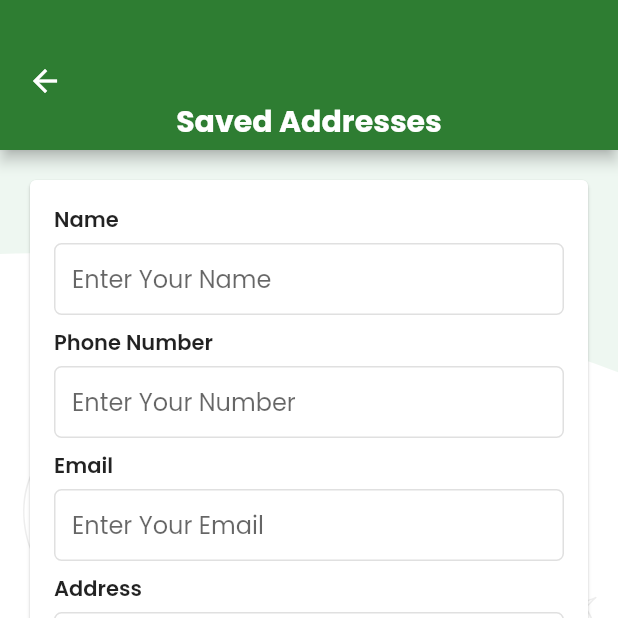
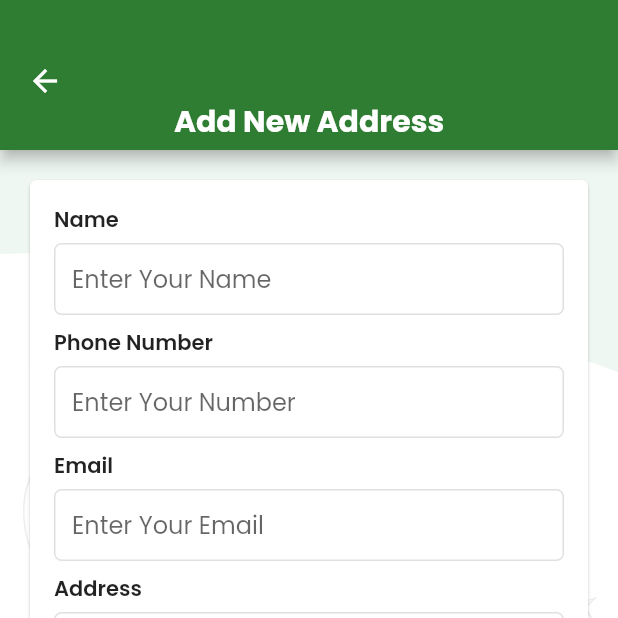
Before and after one commit to saurabhmdh/ekirana_user_flutter, a Flutter app: the AddAddressScreen screen opened directly, on a phone screen of 412 x 824 dp, the top half of it. Run offline on Flutter 3.47's test engine with Material 2 defaults, Android fonts, the phone set to English and light mode, and no system bars; our stand-ins replace flutter_svg_provider; network calls fail.

Commit message:
few changes in ui

```diff
--- a/lib/screens/AddAddressScreen.dart
+++ b/lib/screens/AddAddressScreen.dart
@@ -40,7 +40,7 @@ class _AddAddressScreenState extends State<AddAddressScreen> {
                         ),
                       ),
                       const Text(
-                        "Saved Addresses",style: TextStyle(
+                        "Add New Address",style: TextStyle(
                           fontSize: 20,
                           fontWeight: FontWeight.w800,
                           color: Colors.white
```
Also changed, not shown: lib/screens/UserProfileScreen.dart (+7 -1 lines).
